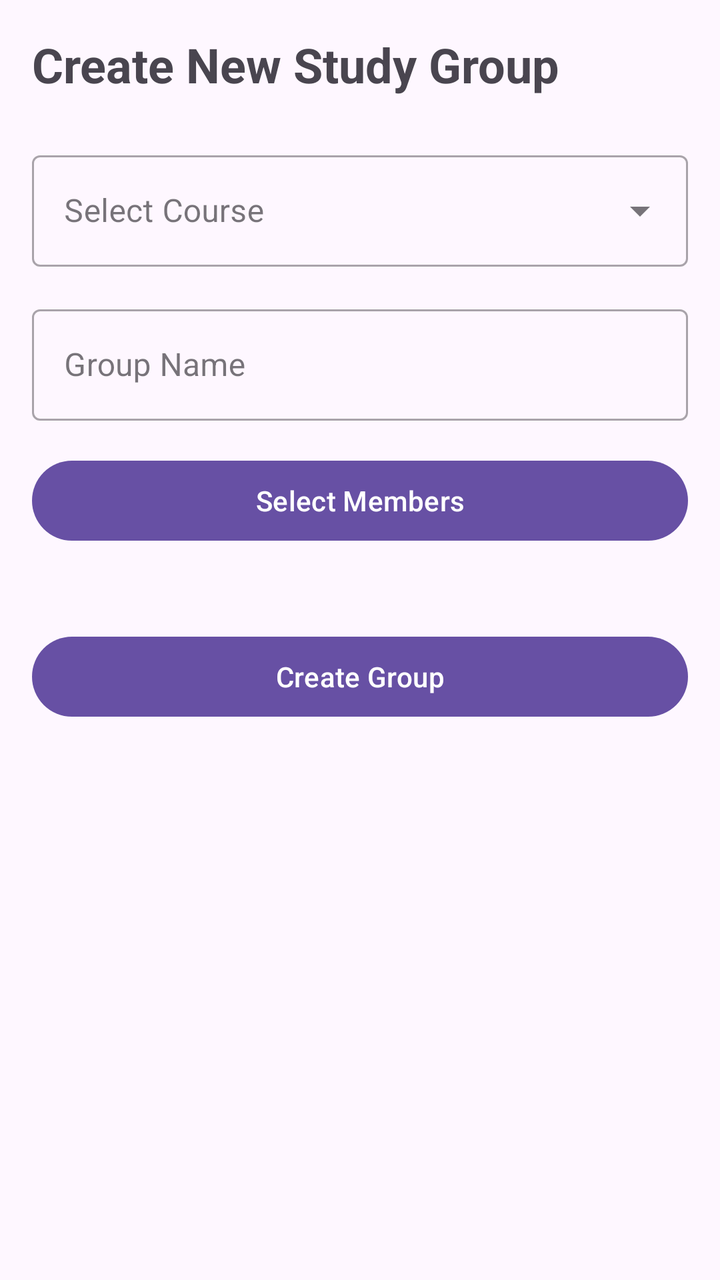
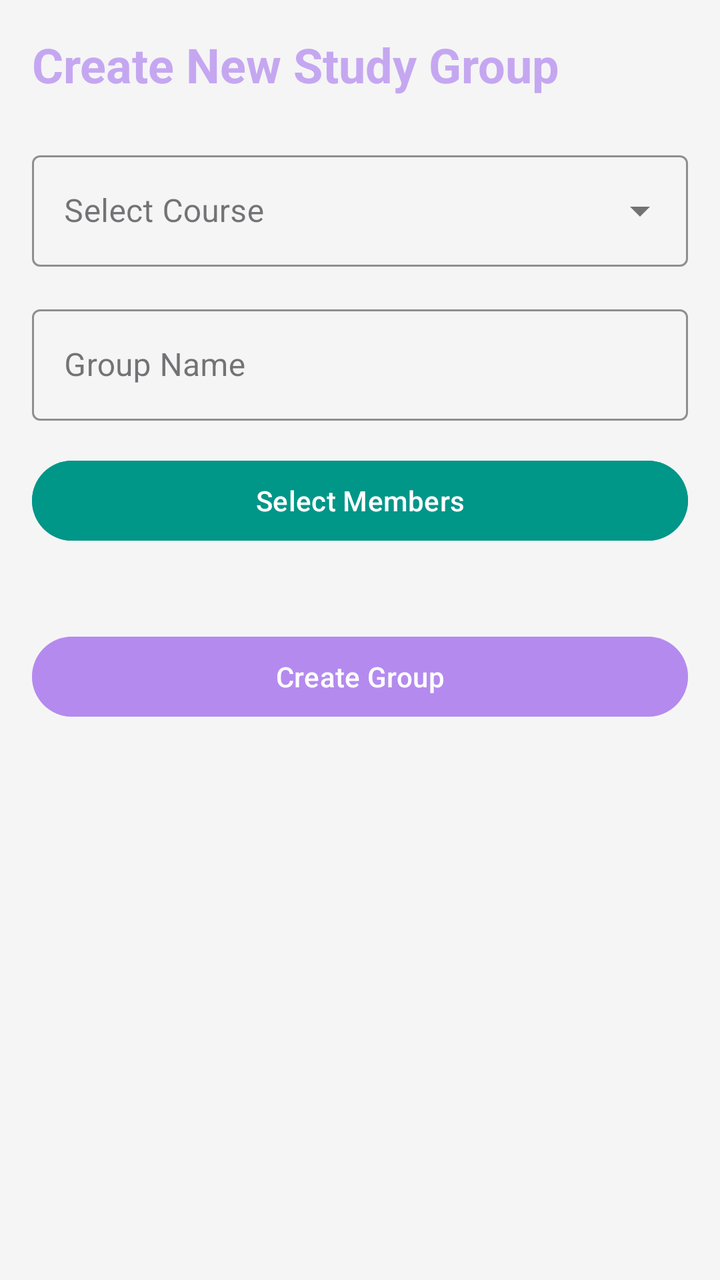

Before-and-after screenshots of an Android layout around one commit, followed by the original layout XML and the change that was made.
<!-- AndroidManifest.xml: application theme Theme.Studybuddy3 -->
<!-- res/layout/activity_add_group.xml -->
<?xml version="1.0" encoding="utf-8"?>
<androidx.constraintlayout.widget.ConstraintLayout xmlns:android="http://schemas.android.com/apk/res/android"
    xmlns:app="http://schemas.android.com/apk/res-auto"
    android:layout_width="match_parent"
    android:layout_height="match_parent"
    android:padding="16dp">

    <TextView
        android:id="@+id/titleText"
        android:layout_width="wrap_content"
        android:layout_height="wrap_content"
        android:text="Create New Study Group"
        android:textSize="24sp"
        android:textStyle="bold"
        android:layout_marginBottom="32dp"
        app:layout_constraintTop_toTopOf="parent"
        app:layout_constraintStart_toStartOf="parent" />

    <com.google.android.material.textfield.TextInputLayout
        android:id="@+id/courseLayout"
        style="@style/Widget.MaterialComponents.TextInputLayout.OutlinedBox.ExposedDropdownMenu"
        android:layout_width="match_parent"
        android:layout_height="wrap_content"
        android:layout_marginTop="24dp"
        android:hint="Select Course"
        app:layout_constraintTop_toBottomOf="@id/titleText">

        <AutoCompleteTextView
            android:id="@+id/courseDropdown"
            android:layout_width="match_parent"
            android:layout_height="wrap_content"
            android:inputType="none"/>

    </com.google.android.material.textfield.TextInputLayout>

    <com.google.android.material.textfield.TextInputLayout
        android:id="@+id/groupNameLayout"
        android:layout_width="match_parent"
        android:layout_height="wrap_content"
        android:layout_marginTop="16dp"
        android:hint="Group Name"
        style="@style/Widget.MaterialComponents.TextInputLayout.OutlinedBox"
        app:layout_constraintTop_toBottomOf="@id/courseLayout">

        <com.google.android.material.textfield.TextInputEditText
            android:id="@+id/groupNameInput"
            android:layout_width="match_parent"
            android:layout_height="wrap_content"
            android:inputType="text"/>

    </com.google.android.material.textfield.TextInputLayout>

    <com.google.android.material.button.MaterialButton
        android:id="@+id/selectMembersButton"
        android:layout_width="match_parent"
        android:layout_height="wrap_content"
        android:text="Select Members"
        android:layout_marginTop="16dp"
        app:layout_constraintTop_toBottomOf="@id/groupNameLayout"/>

    <com.google.android.material.chip.ChipGroup
        android:id="@+id/selectedMembersChipGroup"
        android:layout_width="match_parent"
        android:layout_height="wrap_content"
        android:layout_marginTop="8dp"
        app:layout_constraintTop_toBottomOf="@id/selectMembersButton"/>

    <com.google.android.material.button.MaterialButton
        android:id="@+id/createGroupButton"
        android:layout_width="match_parent"
        android:layout_height="wrap_content"
        android:text="Create Group"
        android:layout_marginTop="32dp"
        app:layout_constraintTop_toBottomOf="@id/selectedMembersChipGroup"/>

    <ProgressBar
        android:id="@+id/progressBar"
        android:layout_width="wrap_content"
        android:layout_height="wrap_content"
        android:visibility="gone"
        app:layout_constraintTop_toTopOf="parent"
        app:layout_constraintBottom_toBottomOf="parent"
        app:layout_constraintStart_toStartOf="parent"
        app:layout_constraintEnd_toEndOf="parent"/>

</androidx.constraintlayout.widget.ConstraintLayout>
<!-- resources referenced by this layout -->
<resources>
  <style name="Theme.Studybuddy3" parent="Base.Theme.Studybuddy3" />
  <style name="Base.Theme.Studybuddy3" parent="Theme.Material3.DayNight.NoActionBar">
          
          
      </style>
</resources>

<!-- the commit's change to res/layout/activity_add_group.xml (unified diff, before → after) -->
@@ -3,7 +3,8 @@
     xmlns:app="http://schemas.android.com/apk/res-auto"
     android:layout_width="match_parent"
     android:layout_height="match_parent"
-    android:padding="16dp">
+    android:padding="16dp"
+    android:background="@color/background_color">
 
     <TextView
         android:id="@+id/titleText"
@@ -12,6 +13,7 @@
         android:text="Create New Study Group"
         android:textSize="24sp"
         android:textStyle="bold"
+        android:textColor="@color/primary_color"
         android:layout_marginBottom="32dp"
         app:layout_constraintTop_toTopOf="parent"
         app:layout_constraintStart_toStartOf="parent" />
@@ -23,13 +25,15 @@
         android:layout_height="wrap_content"
         android:layout_marginTop="24dp"
         android:hint="Select Course"
+        app:boxStrokeColor="@color/secondary_color"
         app:layout_constraintTop_toBottomOf="@id/titleText">
 
         <AutoCompleteTextView
             android:id="@+id/courseDropdown"
             android:layout_width="match_parent"
             android:layout_height="wrap_content"
-            android:inputType="none"/>
+            android:inputType="none"
+            android:textColor="@android:color/black" />
 
     </com.google.android.material.textfield.TextInputLayout>
 
@@ -40,13 +44,15 @@
         android:layout_marginTop="16dp"
         android:hint="Group Name"
         style="@style/Widget.MaterialComponents.TextInputLayout.OutlinedBox"
+        app:boxStrokeColor="@color/secondary_color"
         app:layout_constraintTop_toBottomOf="@id/courseLayout">
 
         <com.google.android.material.textfield.TextInputEditText
             android:id="@+id/groupNameInput"
             android:layout_width="match_parent"
             android:layout_height="wrap_content"
-            android:inputType="text"/>
+            android:inputType="text"
+            android:textColor="@android:color/black" />
 
     </com.google.android.material.textfield.TextInputLayout>
 
@@ -55,6 +61,8 @@
         android:layout_width="match_parent"
         android:layout_height="wrap_content"
         android:text="Select Members"
+        android:backgroundTint="@color/secondary_color"
+        android:textColor="@android:color/white"
         android:layout_marginTop="16dp"
         app:layout_constraintTop_toBottomOf="@id/groupNameLayout"/>
 
@@ -70,6 +78,8 @@
         android:layout_width="match_parent"
         android:layout_height="wrap_content"
         android:text="Create Group"
+        android:backgroundTint="@color/primary_color"
+        android:textColor="@android:color/white"
         android:layout_marginTop="32dp"
         app:layout_constraintTop_toBottomOf="@id/selectedMembersChipGroup"/>
 
<!-- resource entries referenced after the edit -->
@@ -1,5 +1,8 @@
 <!-- resources referenced by this layout -->
 <resources>
+  <color name="background_color">#F5F5F5</color>
+  <color name="primary_color">#A9AC7EEF</color>
+  <color name="secondary_color">#009688</color>
   <style name="Theme.Studybuddy3" parent="Base.Theme.Studybuddy3" />
   <style name="Base.Theme.Studybuddy3" parent="Theme.Material3.DayNight.NoActionBar">
           
